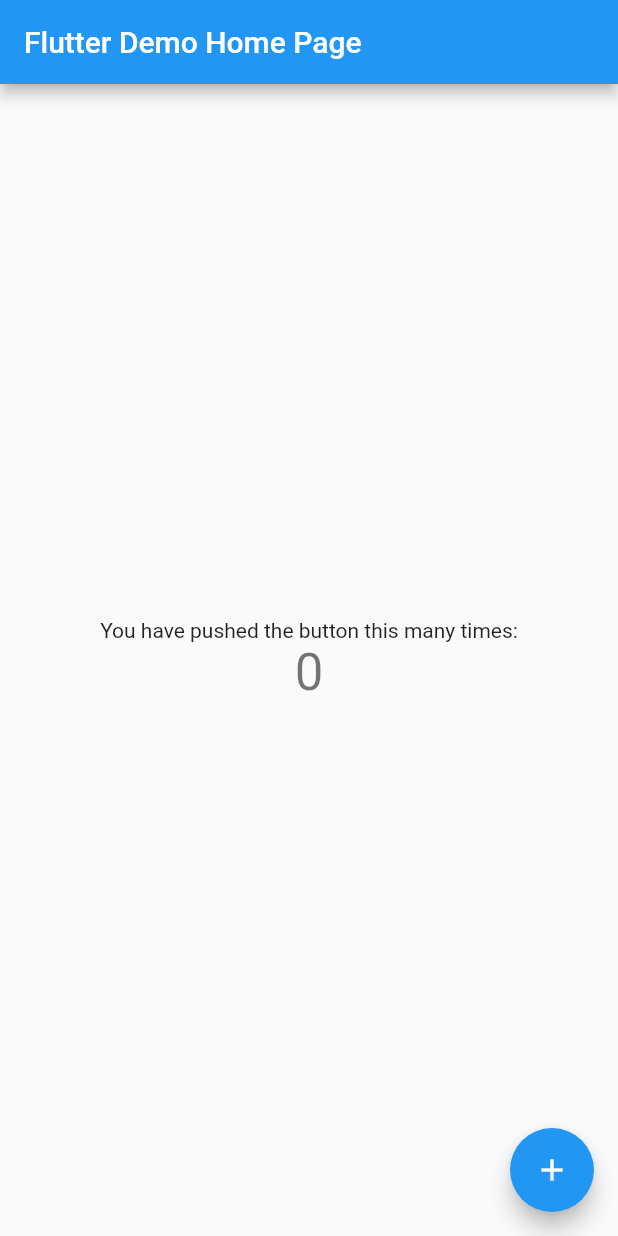
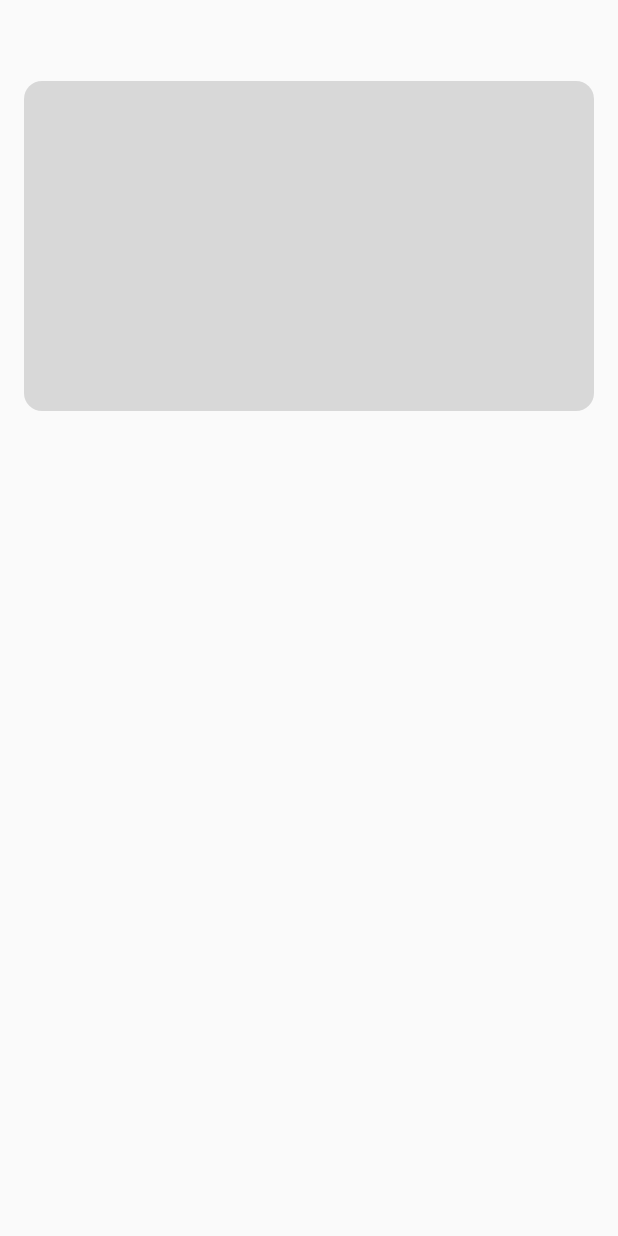
Before and after one commit to IbrohimJamoliddinov/Al-Quron, a Flutter app: the screen it shows after launch, on a phone screen of 412 x 824 dp. Run offline on Flutter 3.47's test engine with Material 2 defaults, Android fonts, the phone set to English and light mode, and no system bars.

Commit message:
create home screen

```diff
--- a/lib/main.dart
+++ b/lib/main.dart
@@ -1,3 +1,4 @@
+import 'package:al_quran/src/ui/home/home_screen.dart';
 import 'package:flutter/material.dart';
 
 void main() {
@@ -11,103 +12,9 @@ class MyApp extends StatelessWidget {
     return MaterialApp(
       title: 'Flutter Demo',
       theme: ThemeData(
-        // This is the theme of your application.
-        //
-        // Try running your application with "flutter run". You'll see the
-        // application has a blue toolbar. Then, without quitting the app, try
-        // changing the primarySwatch below to Colors.green and then invoke
-        // "hot reload" (press "r" in the console where you ran "flutter run",
-        // or simply save your changes to "hot reload" in a Flutter IDE).
-        // Notice that the counter didn't reset back to zero; the application
-        // is not restarted.
         primarySwatch: Colors.blue,
       ),
-      home: MyHomePage(title: 'Flutter Demo Home Page'),
+      home: HomeScreen(),
     );
   }
 }
-
-class MyHomePage extends StatefulWidget {
-  MyHomePage({Key? key, required this.title}) : super(key: key);
-
-  // This widget is the home page of your application. It is stateful, meaning
-  // that it has a State object (defined below) that contains fields that affect
-  // how it looks.
-
-  // This class is the configuration for the state. It holds the values (in this
-  // case the title) provided by the parent (in this case the App widget) and
-  // used by the build method of the State. Fields in a Widget subclass are
-  // always marked "final".
-
-  final String title;
-
-  @override
-  _MyHomePageState createState() => _MyHomePageState();
-}
-
-class _MyHomePageState extends State<MyHomePage> {
-  int _counter = 0;
-
-  void _incrementCounter() {
-    setState(() {
-      // This call to setState tells the Flutter framework that something has
-      // changed in this State, which causes it to rerun the build method below
-      // so that the display can reflect the updated values. If we changed
-      // _counter without calling setState(), then the build method would not be
-      // called again, and so nothing would appear to happen.
-      _counter++;
-    });
-  }
-
-  @override
-  Widget build(BuildContext context) {
-    // This method is rerun every time setState is called, for instance as done
-    // by the _incrementCounter method above.
-    //
-    // The Flutter framework has been optimized to make rerunning build methods
-    // fast, so that you can just rebuild anything that needs updating rather
-    // than having to individually change instances of widgets.
-    return Scaffold(
-      appBar: AppBar(
-        // Here we take the value from the MyHomePage object that was created by
-        // the App.build method, and use it to set our appbar title.
-        title: Text(widget.title),
-      ),
-      body: Center(
-        // Center is a layout widget. It takes a single child and positions it
-        // in the middle of the parent.
-        child: Column(
-          // Column is also a layout widget. It takes a list of children and
-          // arranges them vertically. By default, it sizes itself to fit its
-          // children horizontally, and tries to be as tall as its parent.
-          //
-          // Invoke "debug painting" (press "p" in the console, choose the
-          // "Toggle Debug Paint" action from the Flutter Inspector in Android
-          // Studio, or the "Toggle Debug Paint" command in Visual Studio Code)
-          // to see the wireframe for each widget.
-          //
-          // Column has various properties to control how it sizes itself and
-          // how it positions its children. Here we use mainAxisAlignment to
-          // center the children vertically; the main axis here is the vertical
-          // axis because Columns are vertical (the cross axis would be
-          // horizontal).
-          mainAxisAlignment: MainAxisAlignment.center,
-          children: <Widget>[
-            Text(
-              'You have pushed the button this many times:',
-            ),
-            Text(
-              '$_counter',
-              style: Theme.of(context).textTheme.headline4,
-            ),
-          ],
-        ),
-      ),
-      floatingActionButton: FloatingActionButton(
-        onPressed: _incrementCounter,
-        tooltip: 'Increment',
-        child: Icon(Icons.add),
-      ), // This trailing comma makes auto-formatting nicer for build methods.
-    );
-  }
-}
--- /dev/null
+++ b/lib/src/ui/home/home_screen.dart
@@ -0,0 +1,35 @@
+import 'package:al_quran/src/utils/app_theme.dart';
+import 'package:flutter/cupertino.dart';
+import 'package:flutter/material.dart';
+
+class HomeScreen extends StatefulWidget {
+  @override
+  _HomeScreenState createState() => _HomeScreenState();
+}
+
+class _HomeScreenState extends State<HomeScreen> {
+  @override
+  Widget build(BuildContext context) {
+    return Scaffold(
+      body: ListView(
+        children: [
+          Container(
+            height: 220,
+            width: MediaQuery.of(context).size.width,
+            margin: EdgeInsets.only(
+              left: 16,
+              top: 54,
+              right: 16,
+              bottom: 16,
+            ),
+            decoration: BoxDecoration(
+              color: AppTheme.bgColorOwe,
+              borderRadius: BorderRadius.circular(12),
+            ),
+          ),
+
+        ],
+      ),
+    );
+  }
+}
--- /dev/null
+++ b/lib/src/utils/app_theme.dart
@@ -0,0 +1,10 @@
+import 'package:flutter/cupertino.dart';
+
+class AppTheme{
+static final bgColorOwe = Color(0xFFD8D8D8);
+static final bgColorToo = Color(0xFFC4C4C4);
+static final bgColorWhite = Color(0xFFEBEBEB);
+static final textColorGrey = Color(0xFF5F5F5F);
+static final dark = Color(0xFF434343);
+static final white = Color(0xFFE5E5E5);
+}
```
Also changed, not shown: lib/src/ui/main_screen.dart (added), pubspec.lock, 1 other file.
